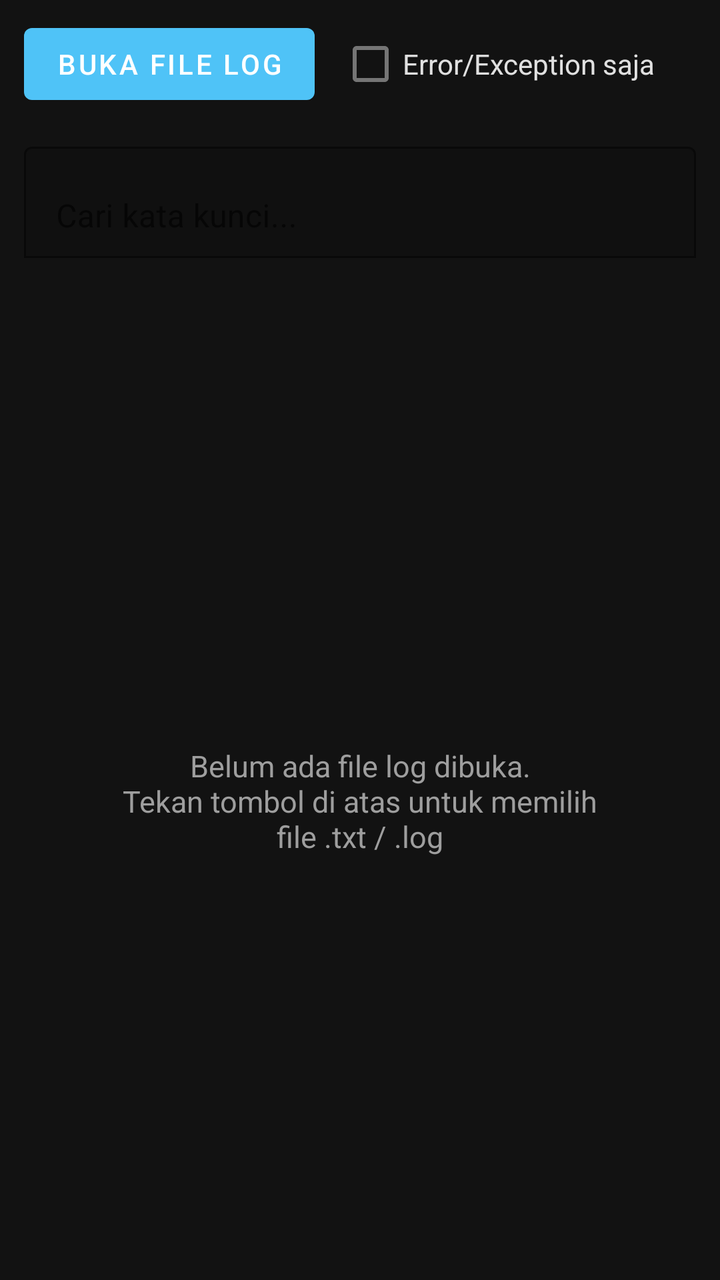
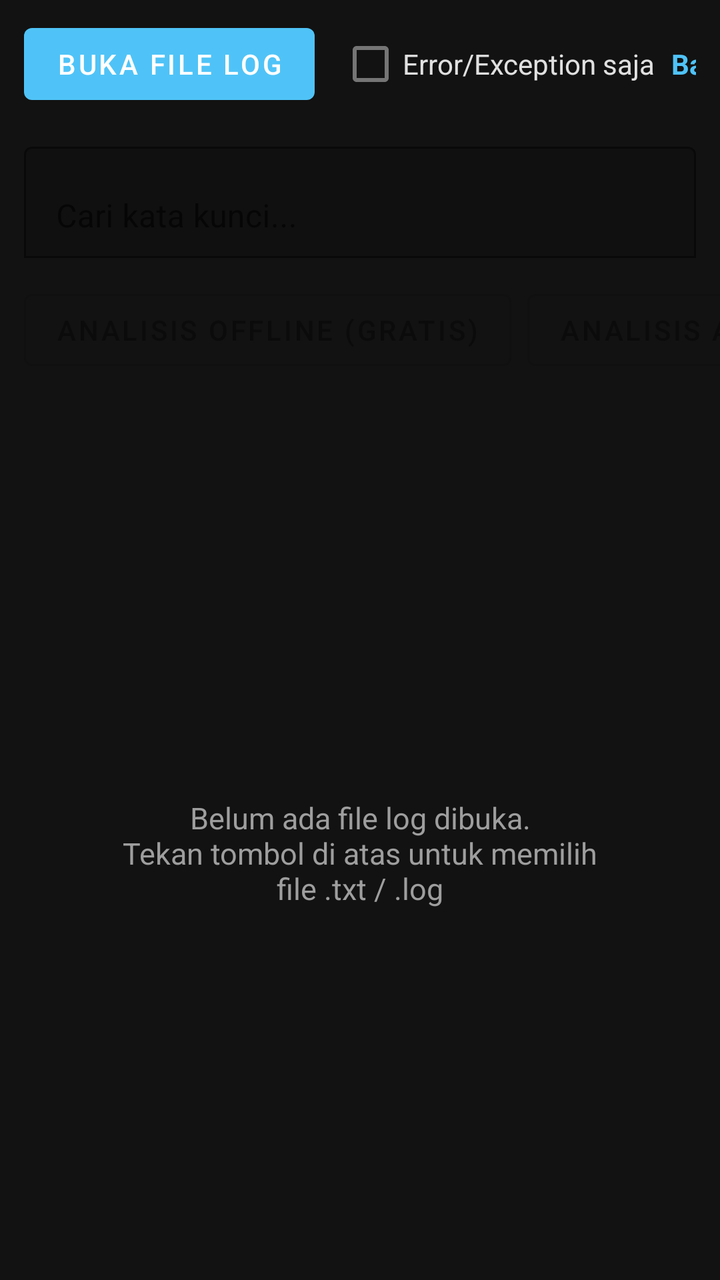

The first picture is an Android layout as it rendered before a commit; the second is the same layout after the commit. The layout source and the unified diff follow.
<!-- AndroidManifest.xml: application theme Theme.PromptOpsLogParser -->
<!-- res/layout/activity_main.xml -->
<?xml version="1.0" encoding="utf-8"?>
<LinearLayout xmlns:android="http://schemas.android.com/apk/res/android"
    xmlns:app="http://schemas.android.com/apk/res-auto"
    android:layout_width="match_parent"
    android:layout_height="match_parent"
    android:orientation="vertical"
    android:background="@color/bg_dark"
    android:paddingTop="8dp">

    <LinearLayout
        android:layout_width="match_parent"
        android:layout_height="wrap_content"
        android:orientation="horizontal"
        android:paddingStart="12dp"
        android:paddingEnd="12dp"
        android:gravity="center_vertical">

        <Button
            android:id="@+id/btnOpenFile"
            android:layout_width="wrap_content"
            android:layout_height="wrap_content"
            android:text="@string/open_file" />

        <CheckBox
            android:id="@+id/cbErrorsOnly"
            android:layout_width="wrap_content"
            android:layout_height="wrap_content"
            android:layout_marginStart="12dp"
            android:textColor="@color/text_primary"
            android:text="@string/toggle_errors_only" />
    </LinearLayout>

    <com.google.android.material.textfield.TextInputLayout
        android:layout_width="match_parent"
        android:layout_height="wrap_content"
        android:layout_margin="12dp"
        app:boxBackgroundMode="outline"
        app:boxStrokeColor="@color/accent"
        app:hintTextColor="@color/text_secondary">

        <com.google.android.material.textfield.TextInputEditText
            android:id="@+id/etFilter"
            android:layout_width="match_parent"
            android:layout_height="wrap_content"
            android:hint="@string/filter_hint"
            android:textColor="@color/text_primary"
            android:inputType="text" />

    </com.google.android.material.textfield.TextInputLayout>

    <TextView
        android:id="@+id/tvLineCount"
        android:layout_width="match_parent"
        android:layout_height="wrap_content"
        android:paddingStart="12dp"
        android:paddingEnd="12dp"
        android:paddingBottom="4dp"
        android:textColor="@color/text_secondary"
        android:textSize="12sp" />

    <FrameLayout
        android:layout_width="match_parent"
        android:layout_height="0dp"
        android:layout_weight="1">

        <androidx.recyclerview.widget.RecyclerView
            android:id="@+id/rvLogLines"
            android:layout_width="match_parent"
            android:layout_height="match_parent"
            android:clipToPadding="false"
            android:paddingBottom="12dp" />

        <TextView
            android:id="@+id/tvEmptyState"
            android:layout_width="wrap_content"
            android:layout_height="wrap_content"
            android:layout_gravity="center"
            android:gravity="center"
            android:padding="24dp"
            android:text="@string/empty_state"
            android:textColor="@color/text_secondary"
            android:textSize="15sp" />

    </FrameLayout>

</LinearLayout>
<!-- resources referenced by this layout -->
<resources>
  <color name="accent">#4FC3F7</color>
  <color name="bg_dark">#121212</color>
  <color name="text_primary">#E0E0E0</color>
  <color name="text_secondary">#9E9E9E</color>
  <string name="empty_state">Belum ada file log dibuka.\nTekan tombol di atas untuk memilih file .txt / .log</string>
  <string name="filter_hint">Cari kata kunci...</string>
  <string name="open_file">Buka File Log</string>
  <string name="toggle_errors_only">Error/Exception saja</string>
  <style name="Theme.PromptOpsLogParser" parent="Theme.MaterialComponents.DayNight.NoActionBar">
          <item name="colorPrimary">@color/accent</item>
          <item name="colorPrimaryDark">@color/bg_dark</item>
          <item name="colorAccent">@color/accent</item>
          <item name="android:windowBackground">@color/bg_dark</item>
          <item name="android:statusBarColor" tools:targetApi="21">@color/bg_dark</item>
      </style>
</resources>

<!-- the commit's change to res/layout/activity_main.xml (unified diff, before → after) -->
@@ -28,6 +28,20 @@
             android:layout_marginStart="12dp"
             android:textColor="@color/text_primary"
             android:text="@string/toggle_errors_only" />
+
+        <View
+            android:layout_width="0dp"
+            android:layout_height="1dp"
+            android:layout_weight="1" />
+
+        <TextView
+            android:id="@+id/btnHelp"
+            android:layout_width="wrap_content"
+            android:layout_height="wrap_content"
+            android:padding="8dp"
+            android:text="@string/help"
+            android:textColor="@color/accent"
+            android:textStyle="bold" />
     </LinearLayout>
 
     <com.google.android.material.textfield.TextInputLayout
@@ -47,6 +61,48 @@
             android:inputType="text" />
 
     </com.google.android.material.textfield.TextInputLayout>
+
+    <HorizontalScrollView
+        android:layout_width="match_parent"
+        android:layout_height="wrap_content"
+        android:scrollbars="none">
+
+        <LinearLayout
+            android:layout_width="wrap_content"
+            android:layout_height="wrap_content"
+            android:orientation="horizontal"
+            android:paddingStart="12dp"
+            android:paddingEnd="12dp"
+            android:paddingBottom="4dp"
+            android:gravity="center_vertical">
+
+            <Button
+                android:id="@+id/btnAnalyzeLocal"
+                style="@style/Widget.MaterialComponents.Button.OutlinedButton"
+                android:layout_width="wrap_content"
+                android:layout_height="wrap_content"
+                android:enabled="false"
+                android:text="@string/analyze_local" />
+
+            <Button
+                android:id="@+id/btnAnalyzeAi"
+                style="@style/Widget.MaterialComponents.Button.OutlinedButton"
+                android:layout_width="wrap_content"
+                android:layout_height="wrap_content"
+                android:layout_marginStart="8dp"
+                android:enabled="false"
+                android:text="@string/analyze_ai" />
+
+            <ProgressBar
+                android:id="@+id/progressAi"
+                android:layout_width="24dp"
+                android:layout_height="24dp"
+                android:layout_marginStart="12dp"
+                android:visibility="gone" />
+
+        </LinearLayout>
+
+    </HorizontalScrollView>
 
     <TextView
         android:id="@+id/tvLineCount"
<!-- resource entries referenced after the edit -->
@@ -4,8 +4,11 @@
   <color name="bg_dark">#121212</color>
   <color name="text_primary">#E0E0E0</color>
   <color name="text_secondary">#9E9E9E</color>
+  <string name="analyze_ai">Analisis AI (Cloud)</string>
+  <string name="analyze_local">Analisis Offline (Gratis)</string>
   <string name="empty_state">Belum ada file log dibuka.\nTekan tombol di atas untuk memilih file .txt / .log</string>
   <string name="filter_hint">Cari kata kunci...</string>
+  <string name="help">Bantuan</string>
   <string name="open_file">Buka File Log</string>
   <string name="toggle_errors_only">Error/Exception saja</string>
   <style name="Theme.PromptOpsLogParser" parent="Theme.MaterialComponents.DayNight.NoActionBar">
